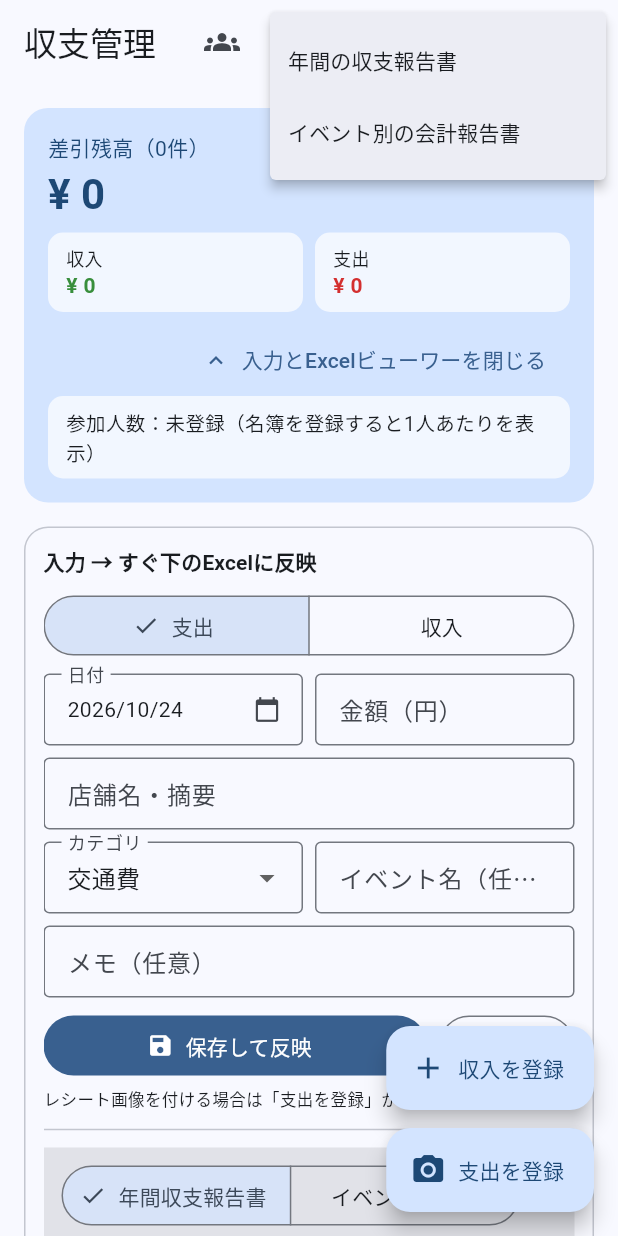
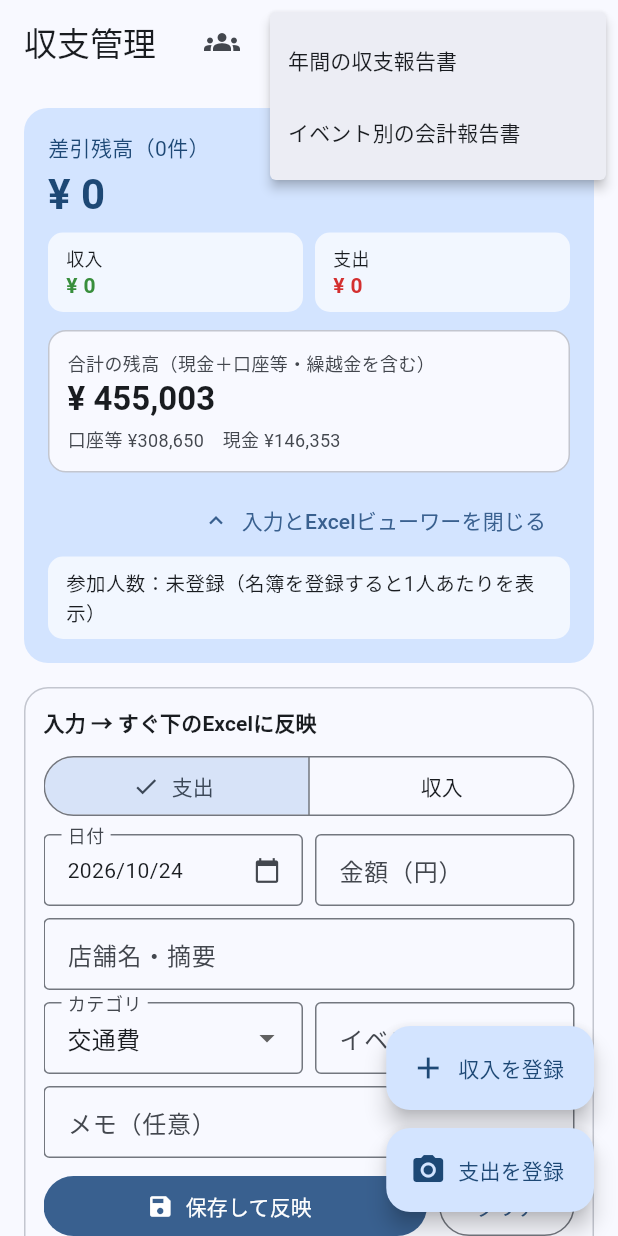
Before and after one commit to ichise38-svg/receipt-report, a Flutter app: the screen it shows after launch, after a tap on the "summarize" icon, on a phone screen of 412 x 824 dp. Run offline on Flutter 3.47's test engine with Material 3 defaults, Android fonts, the phone set to English and light mode, and no system bars; our stand-ins replace file_picker, image_picker, pdf, printing, share_plus, shared_preferences; missing offline and left inert: excel; network calls fail.

Commit message:
ホーム画面に合計の残高（現金＋口座等・繰越金を含む）を表示。口座出納と同じ計算

```diff
--- a/lib/screens/home_screen.dart
+++ b/lib/screens/home_screen.dart
@@ -7,6 +7,8 @@ import 'package:intl/intl.dart';
 
 import '../models/member.dart';
 import '../services/app_settings.dart';
+import '../services/bank_reconcile.dart';
+import '../services/bank_store.dart';
 import '../services/cloud_sync_service.dart';
 import '../models/receipt.dart';
 import '../services/ledger_summary.dart';
@@ -45,6 +47,9 @@ class _HomeScreenState extends State<HomeScreen> with WidgetsBindingObserver {
   bool _checkingUpdate = false;
   DateTime? _lastUpdateCheck;
   bool _updateBadge = false; // 新しい版がある間、設定アイコンに点を出す
+  int? _totalBalance; // 合計の残高（繰越金＋口座の出納。現金・口座等の総額）
+  int? _bankOnly; // 口座等の残高
+  int? _cashOnly; // 手持ち現金の残高
   List<Member> _members = [];
   bool _loading = true;
   _Filter _filter = _Filter.all;
@@ -235,10 +240,22 @@ class _HomeScreenState extends State<HomeScreen> with WidgetsBindingObserver {
   Future<void> _reload() async {
     final list = await ReceiptStore.loadAll();
     final members = await MemberStore.loadAll();
+    final bank = await BankStore.loadAll();
+    final carry = await AppSettings.getCarry();
+    // 合計の残高は口座出納画面と同じ計算（繰越金＋口座の入出金＋現金の増減）
+    final bal = BankReconcile.balances(
+      carryCash: carry.cash,
+      carryBank: carry.bank,
+      bankEntries: bank,
+      receipts: list,
+    );
     if (!mounted) return;
     setState(() {
       _entries = list;
       _members = members;
+      _bankOnly = bal.bank;
+      _cashOnly = bal.cashOnHand;
+      _totalBalance = bal.bank + bal.cashOnHand;
       _loading = false;
       _refreshTick++;
     });
@@ -311,6 +328,8 @@ class _HomeScreenState extends State<HomeScreen> with WidgetsBindingObserver {
     await Navigator.of(
       context,
     ).push(MaterialPageRoute(builder: (_) => ReportScreen(entries: _entries)));
+    // 報告書画面で繰越金を変えた場合に、合計の残高を読み直す
+    _reload();
   }
 
   List<Receipt> get _visible {
@@ -539,6 +558,49 @@ class _HomeScreenState extends State<HomeScreen> with WidgetsBindingObserver {
               ),
             ],
           ),
+          if (_totalBalance != null) ...[
+            const SizedBox(height: 12),
+            Container(
+              width: double.infinity,
+              padding: const EdgeInsets.all(12),
+              decoration: BoxDecoration(
+                color: scheme.surface,
+                borderRadius: BorderRadius.circular(12),
+                border: Border.all(color: scheme.outlineVariant),
+              ),
+              child: Column(
+                crossAxisAlignment: CrossAxisAlignment.start,
+                children: [
+                  Text(
+                    '合計の残高（現金＋口座等・繰越金を含む）',
+                    style: TextStyle(
+                      fontSize: 12,
+                      color: scheme.onSurfaceVariant,
+                    ),
+                  ),
+                  const SizedBox(height: 2),
+                  Text(
+                    '¥ ${_currency.format(_totalBalance)}',
+                    style: Theme.of(context).textTheme.titleLarge?.copyWith(
+                      fontWeight: FontWeight.bold,
+                      color: _totalBalance! < 0
+                          ? Colors.red.shade700
+                          : scheme.onSurface,
+                    ),
+                  ),
+                  const SizedBox(height: 4),
+                  Text(
+                    '口座等 ¥${_currency.format(_bankOnly)}　'
+                    '現金 ¥${_currency.format(_cashOnly)}',
+                    style: TextStyle(
+                      fontSize: 12,
+                      color: scheme.onSurfaceVariant,
+                    ),
+                  ),
+                ],
+              ),
+            ),
+          ],
           const SizedBox(height: 8),
           Align(
             alignment: Alignment.centerRight,
```
Also changed, not shown: 1 other file.
